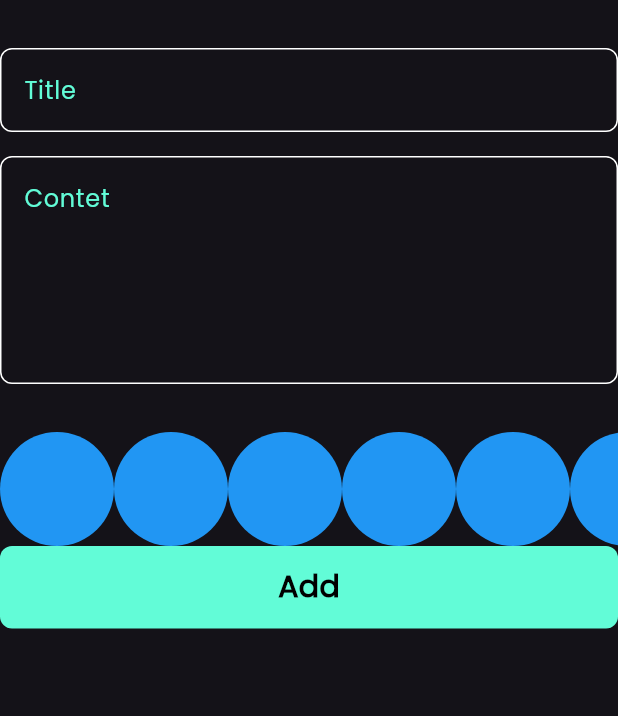
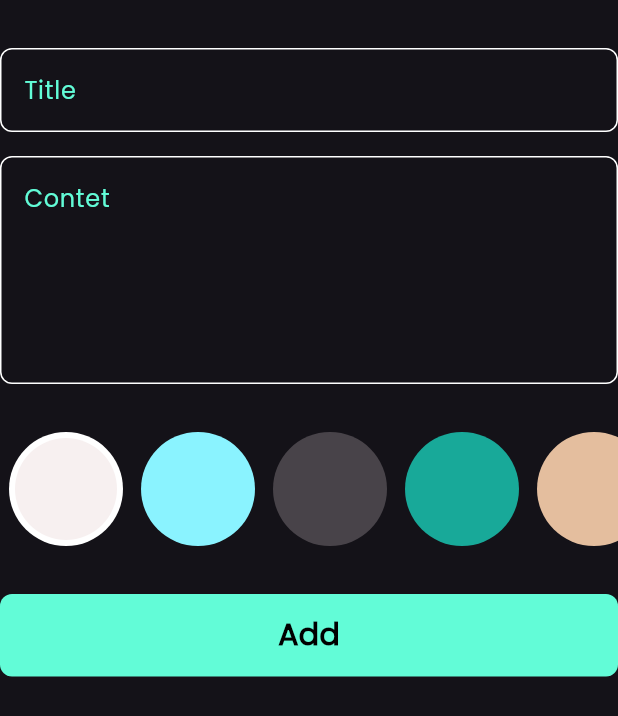
Before and after one commit to NADY10N/notes_app, a Flutter app: the AddNoteForm widget shown alone on an empty page, opened directly, on a phone screen of 412 x 824 dp. Shown: the top 716 px of the screen. Run offline on Flutter 3.47's test engine with Material 3 defaults, Android fonts, the phone set to English and light mode, and no system bars; our stand-ins replace bloc, flutter_bloc, hive, hive_flutter; accounts and stored records are empty.

Commit message:
colors list view part 2

```diff
--- a/lib/views/widgets/add_note_form.dart
+++ b/lib/views/widgets/add_note_form.dart
@@ -52,6 +52,9 @@ class _AddNoteFormState extends State<AddNoteForm> {
             height: 32,
           ),
           const ColorsListView(),
+          const SizedBox(
+            height: 32,
+          ),
           BlocBuilder<AddNoteCubit, AddNoteState>(
             builder: (context, state) {
               return CustomButton(
--- a/lib/views/widgets/colors_list_view.dart
+++ b/lib/views/widgets/colors_list_view.dart
@@ -1,29 +1,67 @@
+import 'package:flutter/cupertino.dart';
 import 'package:flutter/material.dart';
 
 class ColorItem extends StatelessWidget {
-  const ColorItem({super.key});
-
+  const ColorItem({super.key, required this.isActive, required this.color});
+  final bool isActive;
+  final Color color;
   @override
   Widget build(BuildContext context) {
-    return const CircleAvatar(
-      backgroundColor: Colors.blue,
-      radius: 38,
-    );
+    return isActive
+        ? CircleAvatar(
+            radius: 38,
+            backgroundColor: Colors.white,
+            child: CircleAvatar(
+              backgroundColor: color,
+              radius: 34,
+            ),
+          )
+        : CircleAvatar(
+            backgroundColor: color,
+            radius: 38,
+          );
   }
 }
 
-class ColorsListView extends StatelessWidget {
+class ColorsListView extends StatefulWidget {
   const ColorsListView({super.key});
 
+  @override
+  State<ColorsListView> createState() => _ColorsListViewState();
+}
+
+class _ColorsListViewState extends State<ColorsListView> {
+  int currentIndex = 0;
+  List<Color> colors = const [
+    Color(0xffF7F0F0),
+    Color(0xff8AF3FF),
+    Color(0xff484349),
+    Color(0xff18A999),
+    Color(0xffE4BE9E),
+    Color(0xffD9D2B6),
+    Color(0xff71697A),
+  ];
   @override
   Widget build(BuildContext context) {
     return SizedBox(
       height: 38 * 2,
       child: ListView.builder(
-        itemCount: 10,
+        itemCount: colors.length,
         scrollDirection: Axis.horizontal,
         itemBuilder: (context, index) {
-          return const ColorItem();
+          return Padding(
+            padding: EdgeInsets.symmetric(horizontal: 6.0),
+            child: GestureDetector(
+              onTap: () {
+                currentIndex = index;
+                setState(() {});
+              },
+              child: ColorItem(
+                color: colors[index],
+                isActive: currentIndex == index,
+              ),
+            ),
+          );
         },
       ),
     );
```
